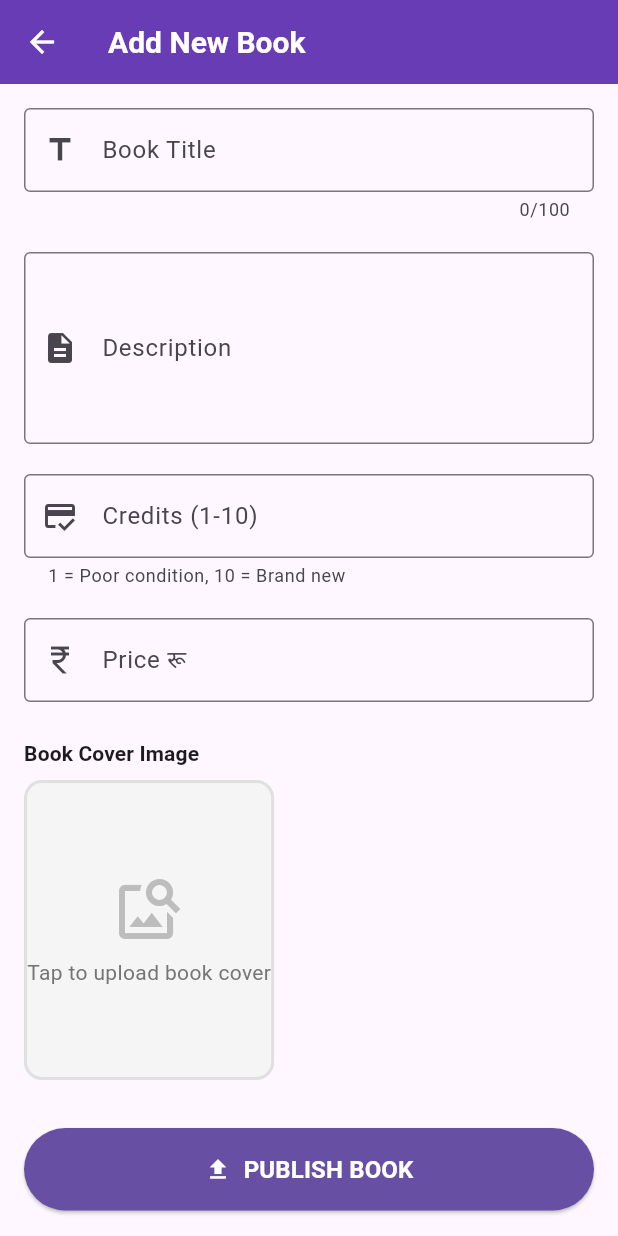
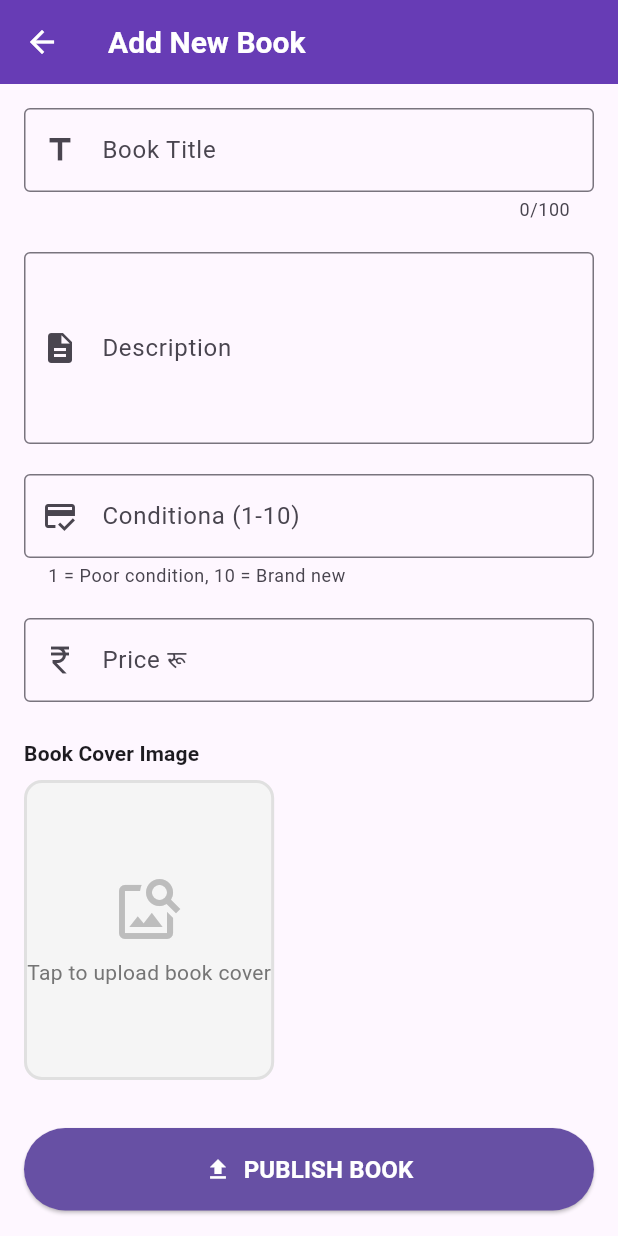
Before and after one commit to 4bhisheksharma/book_swap3, a Flutter app: the AddBooksSection screen opened by its route, on a phone screen of 412 x 824 dp. Run offline on Flutter 3.47's test engine with Material 3 defaults, Android fonts, the light colour scheme and no system bars; our stand-ins replace google_fonts, image_picker, shared_preferences, velocity_x; accounts and stored records are empty; Roboto replaces fonts that are missing (Narnoor).

Commit message:
minor fixes

```diff
--- a/frontend/lib/pages/add_books.dart
+++ b/frontend/lib/pages/add_books.dart
@@ -198,7 +198,7 @@ class _AddBooksSectionState extends State<AddBooksSection> {
     return TextFormField(
       controller: _creditController,
       decoration: const InputDecoration(
-        labelText: 'Credits (1-10)',
+        labelText: 'Conditiona (1-10)',
         prefixIcon: Icon(Icons.credit_score),
         border: OutlineInputBorder(),
         helperText: '1 = Poor condition, 10 = Brand new',
--- a/frontend/lib/pages/added_books.dart
+++ b/frontend/lib/pages/added_books.dart
@@ -77,7 +77,7 @@ class BooksSection extends StatelessWidget {
           style: const TextStyle(fontWeight: FontWeight.w600),
         ),
         subtitle: Text(
-          "Credit: ${book.credit} • Price: रू${book.price.toStringAsFixed(2)}",
+          "Condition: ${book.credit} • Price: रू${book.price.toStringAsFixed(2)}",
           style: TextStyle(color: Colors.grey.shade600),
         ),
         trailing: _buildActionButtons(context, provider, book),
@@ -215,7 +215,7 @@ class BooksSection extends StatelessWidget {
     return Row(
       mainAxisAlignment: MainAxisAlignment.spaceAround,
       children: [
-        _buildInfoItem("Credit", "${book.credit}"),
+        _buildInfoItem("Condition", "${book.credit}"),
         _buildInfoItem("Price", "रू${book.price.toStringAsFixed(2)}"),
       ],
     );
--- a/frontend/lib/widgets/home_widgets/book_list.dart
+++ b/frontend/lib/widgets/home_widgets/book_list.dart
@@ -1,4 +1,3 @@
-import 'dart:ui';
 import 'package:book_swap/models/book.dart';
 import 'package:flutter/material.dart';
 
```
Also changed, not shown: 3 other files.
